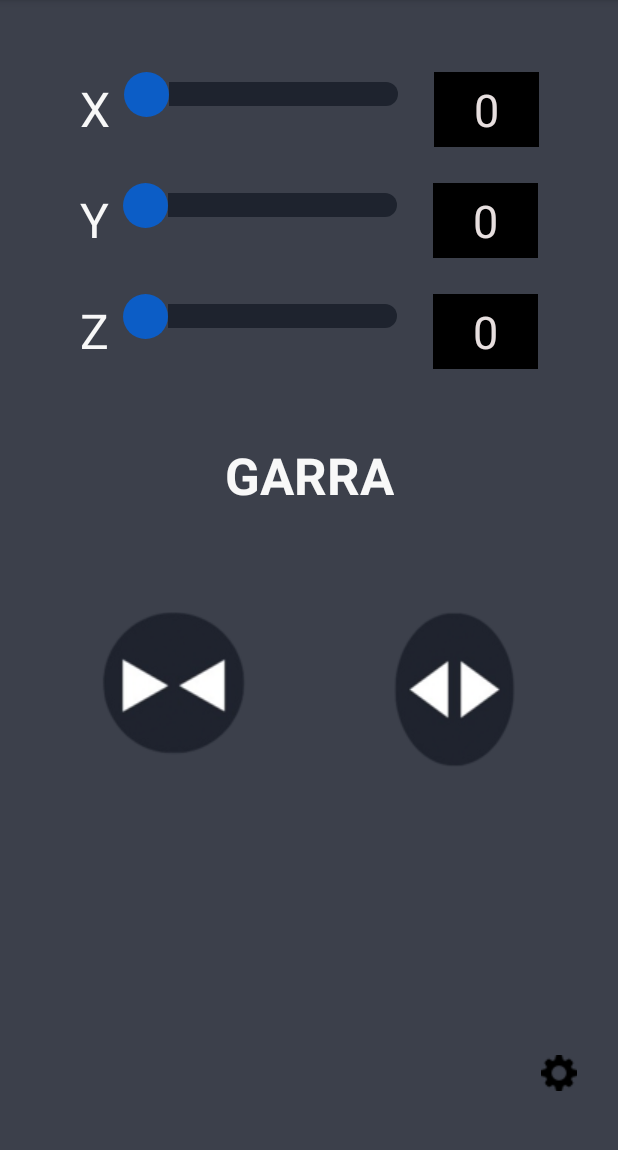
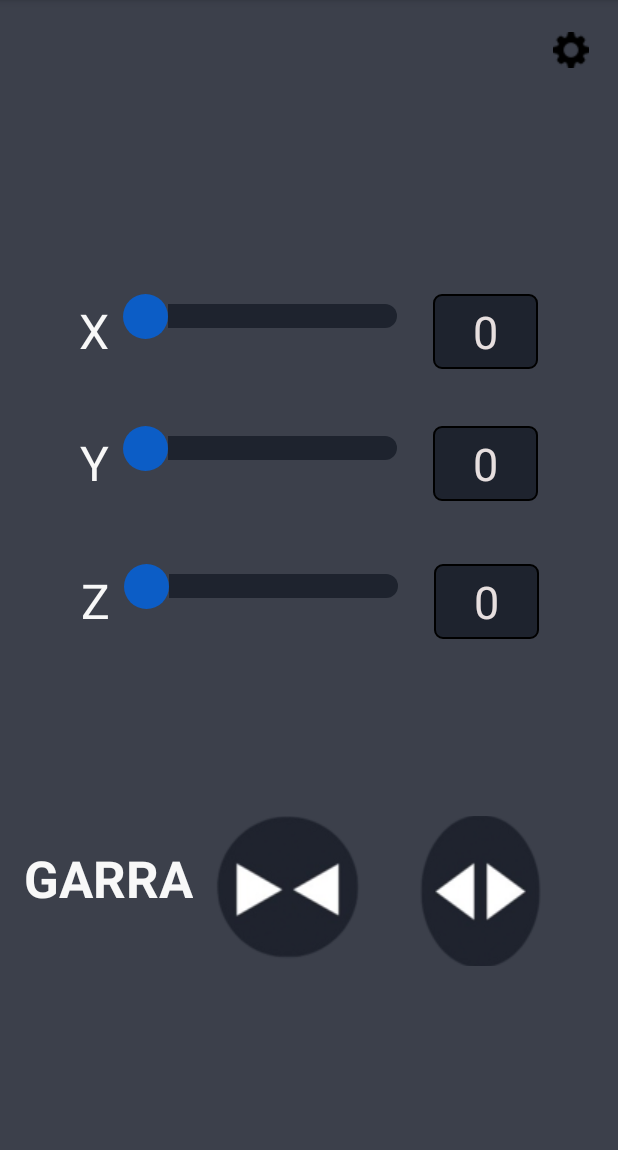
Before and after one commit to mychaelR/RobotAppController, an Android app: the MainActivity screen opened directly, with no data from a screen before it, on a phone screen of 412 x 824 dp, the part 84-1234 px from its top. Run offline under Robolectric (Android 15) with nearby library versions, the phone set to English and light mode, and no system bars; Roboto replaces fonts that are not available here; 1 statement that could not run was skipped.

Commit message:
Better GUI and removed toast

```diff
--- /dev/null
+++ b/app/src/main/res/drawable/rounded_corner.xml
@@ -0,0 +1,16 @@
+<?xml version="1.0" encoding="utf-8"?>
+<shape xmlns:android="http://schemas.android.com/apk/res/android" >
+    <stroke
+        android:width="1dp"
+        android:color="@color/black" />
+
+    <solid android:color="#1e232e" />
+
+    <padding
+        android:left="1dp"
+        android:right="1dp"
+        android:bottom="1dp"
+        android:top="1dp" />
+
+    <corners android:radius="5dp" />
+</shape>
--- a/app/src/main/res/layout/activity_main.xml
+++ b/app/src/main/res/layout/activity_main.xml
@@ -7,35 +7,42 @@
     android:background="#3c404b">
 
 
+    <!-- Grupo X centralizado -->
+
+    <!-- Grupo Y centralizado -->
+
+    <!-- Grupo Z centralizado -->
+
+    <!-- Título GARRA -->
+
     <ListView
         android:id="@+id/listViewDispositivos"
-        android:layout_width="177dp"
-        android:layout_height="177dp"
-        android:layout_marginEnd="76dp"
+        android:layout_width="168dp"
+        android:layout_height="163dp"
+        android:layout_marginTop="16dp"
+        android:layout_marginEnd="52dp"
         android:background="#00EBEBEB"
-        app:layout_constraintBottom_toBottomOf="parent"
         app:layout_constraintEnd_toEndOf="parent"
-        app:layout_constraintTop_toTopOf="parent"
-        app:layout_constraintVertical_bias="0.971" />
+        app:layout_constraintTop_toTopOf="parent" />
 
     <ImageButton
         android:id="@+id/bt_blue"
         android:layout_width="31dp"
         android:layout_height="34dp"
-        android:layout_marginEnd="24dp"
-        android:layout_marginBottom="36dp"
+        android:layout_marginTop="16dp"
+        android:layout_marginEnd="16dp"
         android:backgroundTint="#00FFFFFF"
         android:src="@drawable/engrenagem"
-        app:layout_constraintBottom_toBottomOf="parent"
-        app:layout_constraintEnd_toEndOf="parent" />
+        app:layout_constraintEnd_toEndOf="parent"
+        app:layout_constraintTop_toTopOf="parent" />
 
-    <!-- Grupo X centralizado -->
     <androidx.constraintlayout.widget.ConstraintLayout
         android:id="@+id/linhaX"
         android:layout_width="wrap_content"
         android:layout_height="wrap_content"
-        android:layout_marginTop="48dp"
+        android:layout_marginTop="196dp"
         app:layout_constraintEnd_toEndOf="parent"
+        app:layout_constraintHorizontal_bias="0.495"
         app:layout_constraintStart_toStartOf="parent"
         app:layout_constraintTop_toTopOf="parent">
 
@@ -66,7 +73,7 @@
             android:layout_width="70dp"
             android:layout_height="50dp"
             android:layout_marginStart="8dp"
-            android:background="#000000"
+            android:background="@drawable/rounded_corner"
             android:gravity="center"
             android:text="0"
             android:textColor="#E7DFDF"
@@ -76,15 +83,14 @@
 
     </androidx.constraintlayout.widget.ConstraintLayout>
 
-    <!-- Grupo Y centralizado -->
     <androidx.constraintlayout.widget.ConstraintLayout
         android:id="@+id/linhaY"
         android:layout_width="wrap_content"
         android:layout_height="wrap_content"
-        android:layout_marginTop="24dp"
+        android:layout_marginTop="284dp"
         app:layout_constraintEnd_toEndOf="parent"
         app:layout_constraintStart_toStartOf="parent"
-        app:layout_constraintTop_toBottomOf="@id/linhaX">
+        app:layout_constraintTop_toTopOf="parent">
 
         <TextView
             android:id="@+id/Y"
@@ -113,7 +119,7 @@
             android:layout_width="70dp"
             android:layout_height="50dp"
             android:layout_marginStart="8dp"
-            android:background="#000000"
+            android:background="@drawable/rounded_corner"
             android:gravity="center"
             android:text="0"
             android:textColor="#E7DFDF"
@@ -123,15 +129,15 @@
 
     </androidx.constraintlayout.widget.ConstraintLayout>
 
-    <!-- Grupo Z centralizado -->
     <androidx.constraintlayout.widget.ConstraintLayout
         android:id="@+id/linhaZ"
         android:layout_width="wrap_content"
         android:layout_height="wrap_content"
-        android:layout_marginTop="24dp"
+        android:layout_marginTop="376dp"
         app:layout_constraintEnd_toEndOf="parent"
+        app:layout_constraintHorizontal_bias="0.509"
         app:layout_constraintStart_toStartOf="parent"
-        app:layout_constraintTop_toBottomOf="@id/linhaY">
+        app:layout_constraintTop_toTopOf="parent">
 
         <TextView
             android:id="@+id/Z"
@@ -160,7 +166,7 @@
             android:layout_width="70dp"
             android:layout_height="50dp"
             android:layout_marginStart="8dp"
-            android:background="#000000"
+            android:background="@drawable/rounded_corner"
             android:gravity="center"
             android:text="0"
             android:textColor="#E7DFDF"
@@ -170,39 +176,39 @@
 
     </androidx.constraintlayout.widget.ConstraintLayout>
 
-    <!-- Título GARRA -->
     <TextView
         android:id="@+id/garra"
         android:layout_width="wrap_content"
         android:layout_height="wrap_content"
-        android:layout_marginTop="48dp"
+        android:layout_marginStart="16dp"
+        android:layout_marginBottom="160dp"
         android:text="GARRA"
         android:textColor="#F8F8F8"
         android:textSize="34sp"
         android:textStyle="bold"
-        app:layout_constraintEnd_toEndOf="parent"
-        app:layout_constraintStart_toStartOf="parent"
-        app:layout_constraintTop_toBottomOf="@id/linhaZ" />
+        app:layout_constraintBottom_toBottomOf="parent"
+        app:layout_constraintStart_toStartOf="parent" />
 
     <ImageButton
         android:id="@+id/bt_abre"
-        android:layout_width="114dp"
-        android:layout_height="103dp"
-        android:layout_marginTop="408dp"
-        android:layout_marginEnd="52dp"
+        android:layout_width="112dp"
+        android:layout_height="100dp"
+        android:layout_marginEnd="36dp"
+        android:layout_marginBottom="124dp"
         android:backgroundTint="#00FFFFFF"
+        app:layout_constraintBottom_toBottomOf="parent"
         app:layout_constraintEnd_toEndOf="parent"
-        app:layout_constraintTop_toTopOf="parent"
         app:srcCompat="@drawable/abre" />
 
     <ImageButton
         android:id="@+id/bt_fecha"
         android:layout_width="111dp"
         android:layout_height="100dp"
-        android:layout_marginStart="60dp"
-        android:layout_marginTop="408dp"
+        android:layout_marginStart="136dp"
+        android:layout_marginBottom="124dp"
         android:backgroundTint="#00FFFFFF"
+        app:layout_constraintBottom_toBottomOf="parent"
         app:layout_constraintStart_toStartOf="parent"
-        app:layout_constraintTop_toTopOf="parent"
         app:srcCompat="@drawable/nigger" />
+
 </androidx.constraintlayout.widget.ConstraintLayout>
--- a/app/src/main/res/values-night/themes.xml
+++ b/app/src/main/res/values-night/themes.xml
@@ -1,9 +1,9 @@
 <resources xmlns:tools="http://schemas.android.com/tools">
     <!-- Base application theme. -->
-    <style name="Theme.Aprendendo" parent="Theme.MaterialComponents.DayNight.DarkActionBar">
+    <style name="Theme.Aprendendo" parent="Theme.MaterialComponents.DayNight.NoActionBar">
         <!-- Primary brand color. -->
         <item name="colorPrimary">@color/purple_200</item>
-        <item name="colorPrimaryVariant">@color/purple_700</item>
+        <item name="colorPrimaryVariant">@color/transparent</item>
         <item name="colorOnPrimary">@color/black</item>
         <!-- Secondary brand color. -->
         <item name="colorSecondary">@color/teal_200</item>
--- a/app/src/main/res/values/colors.xml
+++ b/app/src/main/res/values/colors.xml
@@ -1,5 +1,6 @@
 <?xml version="1.0" encoding="utf-8"?>
 <resources>
+    <color name="transparent">#00FFFFFF</color>
     <color name="purple_200">#FFBB86FC</color>
     <color name="purple_500">#FF6200EE</color>
     <color name="purple_700">#FF3700B3</color>
```
